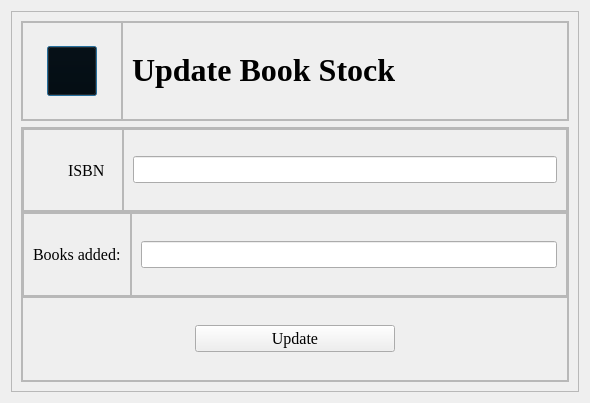
Qt form updatebook.ui (aavashlamichhane/LibMan) before a commit.
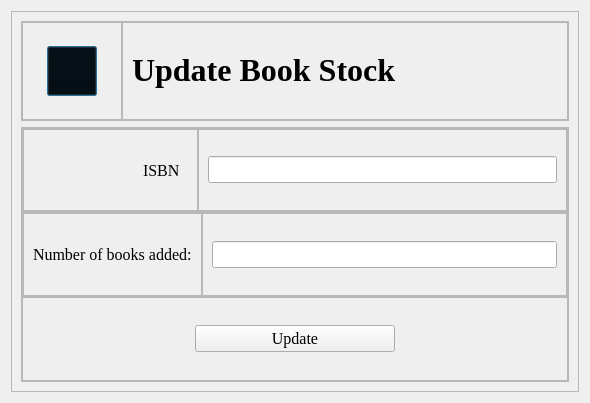
The same form after that commit. Icons and pictures are not drawn.

```diff
--- a/updatebook.ui
+++ b/updatebook.ui
@@ -190,7 +190,7 @@
              <widget class="QFrame" name="frame_usertxxt">
               <property name="minimumSize">
                <size>
-                <width>100</width>
+                <width>175</width>
                 <height>0</height>
                </size>
               </property>
@@ -285,7 +285,7 @@
              <widget class="QFrame" name="frame_isbnlable">
               <property name="minimumSize">
                <size>
-                <width>100</width>
+                <width>175</width>
                 <height>0</height>
                </size>
               </property>
@@ -302,11 +302,11 @@
                <enum>QFrame::Raised</enum>
               </property>
               <layout class="QHBoxLayout" name="horizontalLayout_9">
-               <item alignment="Qt::AlignRight">
+               <item>
                 <widget class="QLabel" name="label_isbn">
                  <property name="maximumSize">
                   <size>
-                   <width>110</width>
+                   <width>175</width>
                    <height>40</height>
                   </size>
                  </property>
@@ -317,7 +317,7 @@
                   </font>
                  </property>
                  <property name="text">
-                  <string>Books added:</string>
+                  <string>Number of books added:</string>
                  </property>
                  <property name="scaledContents">
                   <bool>true</bool>
```
